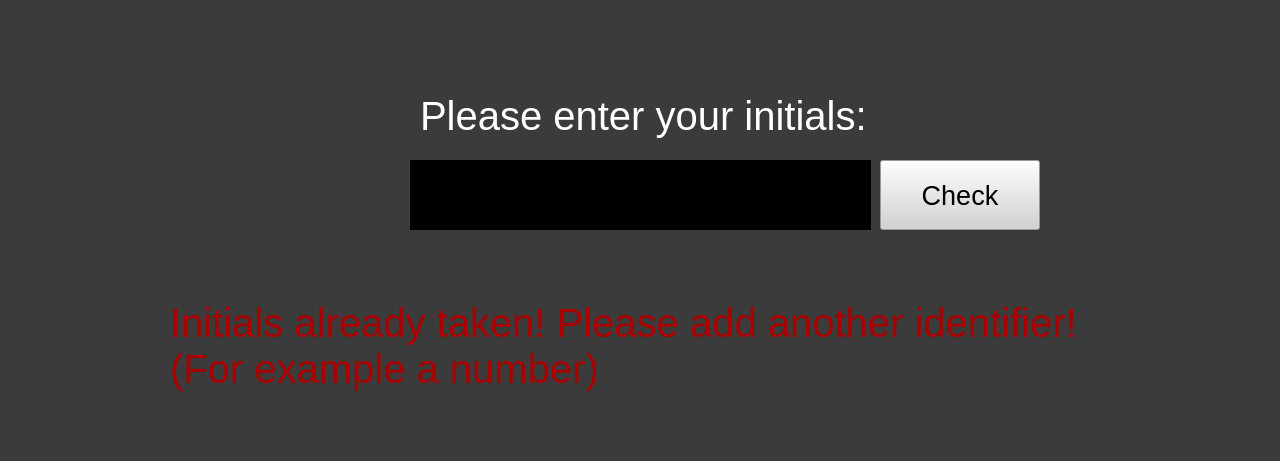
Before: the Qt Designer form climbdoc/initials.ui in Jonasstre/Climbdoc, drawn with Qt 5; both pictures show x 0 to 1280 and y 130 to 591 of the 1280 by 740 pixel window.
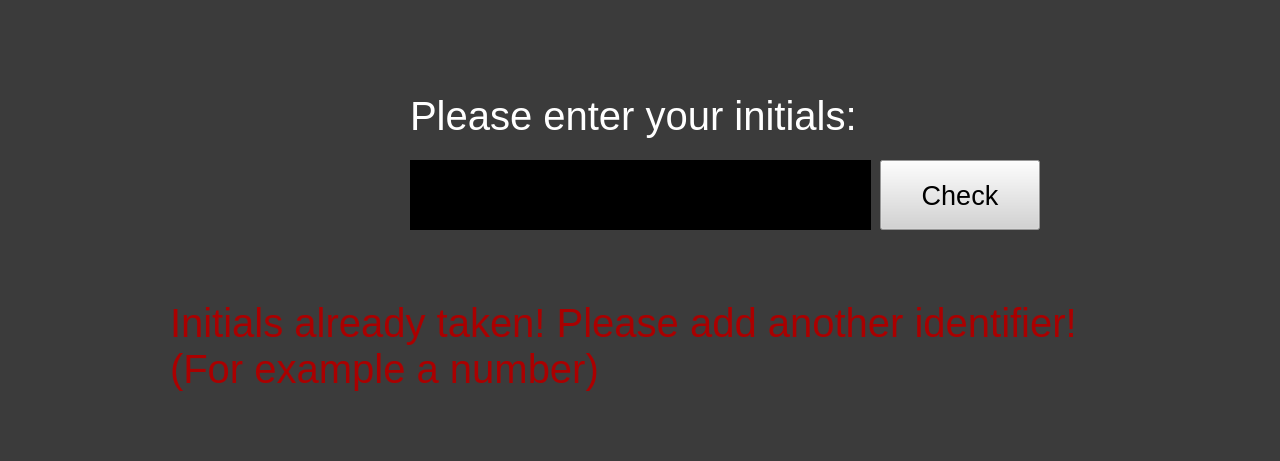
After: the same form once the commit is applied.

Diff of the .ui file:
```diff
--- a/climbdoc/initials.ui
+++ b/climbdoc/initials.ui
@@ -22,9 +22,9 @@
    </property>
    <property name="geometry">
     <rect>
-     <x>420</x>
+     <x>410</x>
      <y>190</y>
-     <width>471</width>
+     <width>611</width>
      <height>111</height>
     </rect>
    </property>
@@ -80,7 +80,7 @@
     <rect>
      <x>170</x>
      <y>420</y>
-     <width>921</width>
+     <width>1091</width>
      <height>111</height>
     </rect>
    </property>
```
